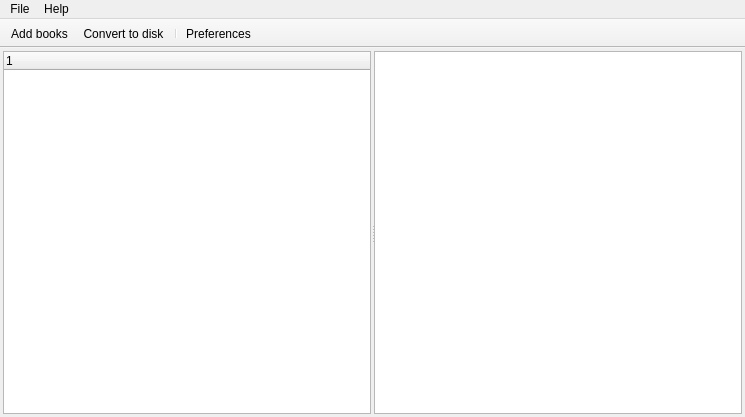
dnkorpushov/libro, file designer/mainwindow.ui: the form before one commit.
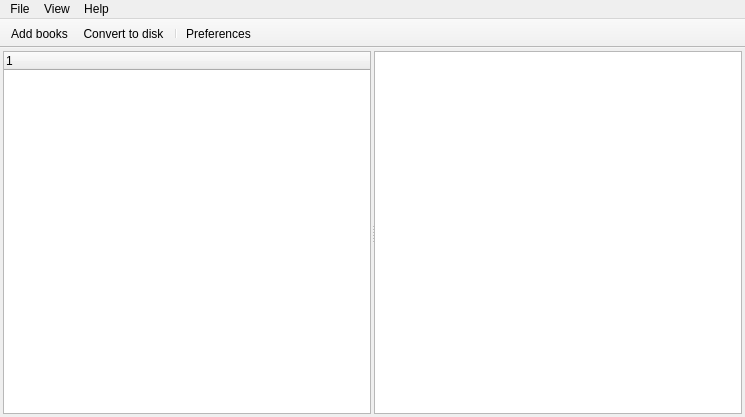
The form after the commit. Icons and pictures are not drawn. Custom widgets are drawn as their Qt base class.

The edit to the form file:
```diff
--- a/designer/mainwindow.ui
+++ b/designer/mainwindow.ui
@@ -87,7 +87,14 @@
     <addaction name="actionAbout"/>
     <addaction name="actionAboutQt"/>
    </widget>
+   <widget class="QMenu" name="menuView">
+    <property name="title">
+     <string>View</string>
+    </property>
+    <addaction name="actionViewLog"/>
+   </widget>
    <addaction name="menuFile"/>
+   <addaction name="menuView"/>
    <addaction name="menuHelp"/>
   </widget>
   <widget class="QToolBar" name="toolBar">
```
Left out of the diff: 22 changed lines with no effect on the pictures.
